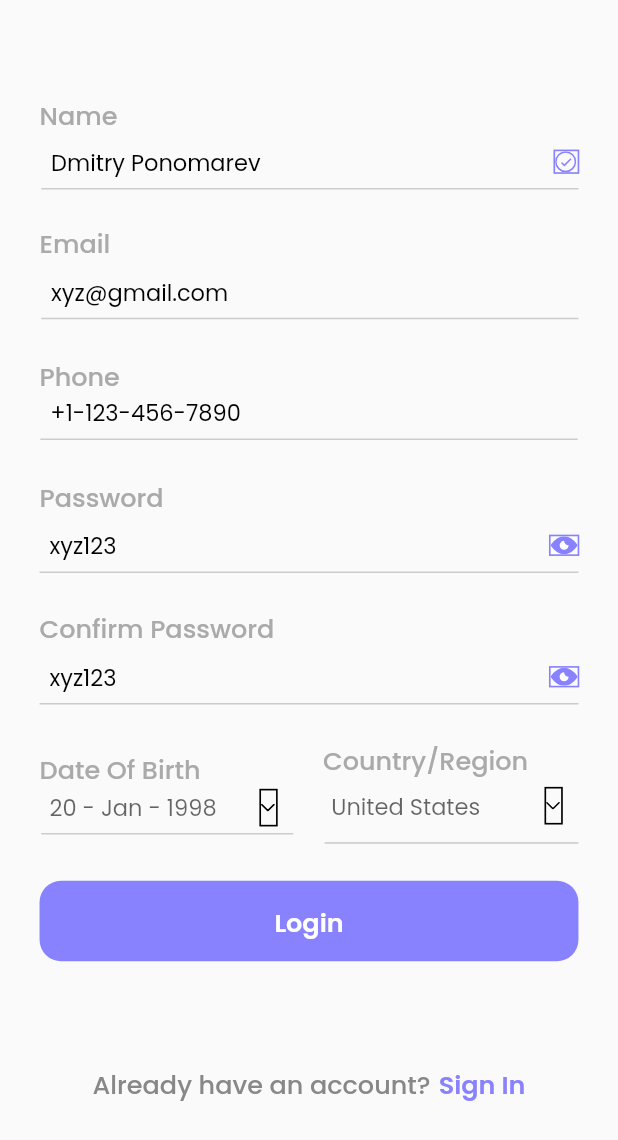
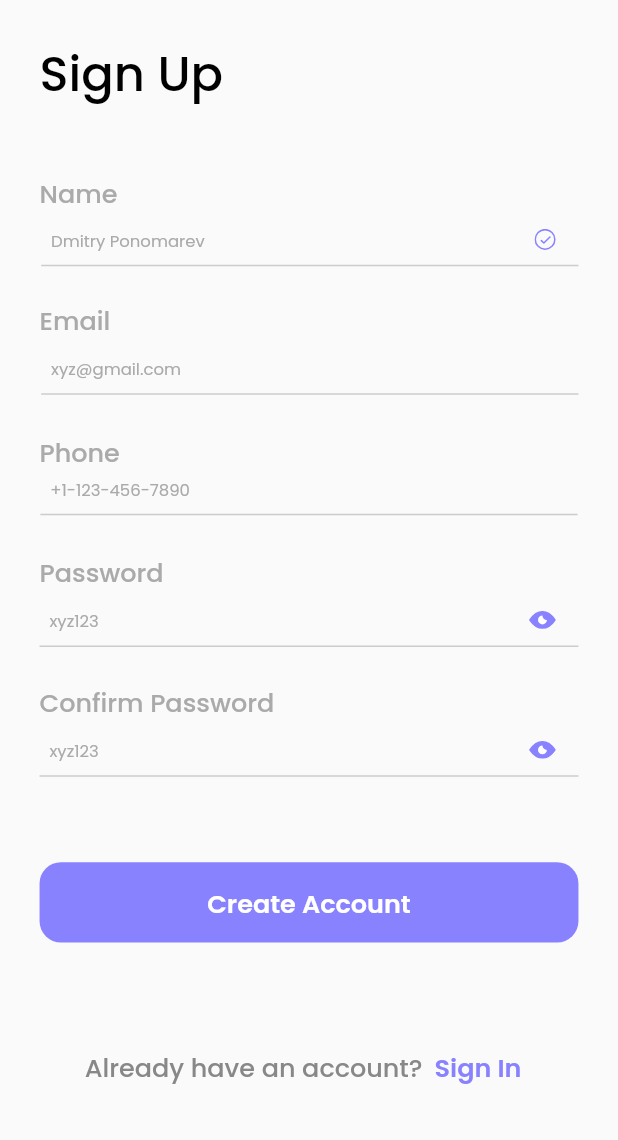
Before and after one commit to NishantSinghal19/FMA-SIH, a Flutter app: the SignUpPage screen opened by its route, on a phone screen of 412 x 824 dp. Shown: the top 1140 px of the screen. Run offline on Flutter 3.47's test engine with Material 2 defaults, Android fonts, the light colour scheme and no system bars; our stand-ins replace cached_network_image, flutter_dotenv, flutter_svg, flutter_svg_provider, google_maps_flutter, loggy and 2 more; accounts and stored records are empty.

Commit message:
Login signup UI fixes

```diff
--- a/client_app/lib/presentation/forgot_password_screen/forgot_password_screen.dart
+++ b/client_app/lib/presentation/forgot_password_screen/forgot_password_screen.dart
@@ -16,7 +16,7 @@ class ForgotPasswordScreen extends StatelessWidget {
             resizeToAvoidBottomInset: false,
             body: Container(
                 width: double.maxFinite,
-                padding: getPadding(left: 24, top: 8, right: 24, bottom: 8),
+                padding: getPadding(left: 24, top: 25, right: 24, bottom: 8),
                 child: Column(
                     mainAxisAlignment: MainAxisAlignment.start,
                     children: [
@@ -35,7 +35,7 @@ class ForgotPasswordScreen extends StatelessWidget {
                           width: getHorizontalSize(280),
                           margin: getMargin(top: 66)),
                       Padding(
-                          padding: getPadding(top: 41),
+                          padding: getPadding(top: 48),
                           child: Text("Forget Password",
                               overflow: TextOverflow.ellipsis,
                               textAlign: TextAlign.left,
--- a/client_app/lib/presentation/login_page/login_page.dart
+++ b/client_app/lib/presentation/login_page/login_page.dart
@@ -84,8 +84,6 @@ class _LoginPageState extends State<LoginPage>
                                               .imgCheckmarkIndigoA100)),
                                   suffixConstraints: BoxConstraints(
                                       maxHeight: getVerticalSize(26)),
-                                  fontStyle: TextFormFieldFontStyle
-                                      .PoppinsRegular11Gray500,
                                 ),
                                 Padding(
                                     padding: getPadding(top: 24),
@@ -115,8 +113,6 @@ class _LoginPageState extends State<LoginPage>
                                               .imgCheckmarkIndigoA100)),
                                   suffixConstraints: BoxConstraints(
                                       maxHeight: getVerticalSize(26)),
-                                  fontStyle: TextFormFieldFontStyle
-                                      .PoppinsRegular11Gray500,
                                 ),
                                 Padding(
                                     padding: getPadding(top: 24),
--- a/client_app/lib/presentation/sign_up_page/sign_up_page.dart
+++ b/client_app/lib/presentation/sign_up_page/sign_up_page.dart
@@ -1,3 +1,4 @@
+import 'package:client_app/widgets/app_bar/custom_app_bar.dart';
 import 'package:flutter/material.dart';
 import 'package:client_app/core/app_export.dart';
 import 'package:client_app/widgets/custom_button.dart';
@@ -22,17 +23,19 @@ class _SignUpPageState extends State<SignUpPage>
 
   TextEditingController frame214Controller = TextEditingController();
 
-  List<String> dropdownItemList = [
-    "Item One",
-    "Item Two",
-    "Item Three",
-  ];
+  var passwordVisible = false, confirmPasswordVisible = false;
 
-  List<String> dropdownItemList1 = [
-    "Item One",
-    "Item Two",
-    "Item Three",
-  ];
+  // List<String> dropdownItemList = [
+  //   "Item One",
+  //   "Item Two",
+  //   "Item Three",
+  // ];
+
+  // List<String> dropdownItemList1 = [
+  //   "Item One",
+  //   "Item Two",
+  //   "Item Three",
+  // ];
 
   @override
   bool get wantKeepAlive => true;
@@ -51,13 +54,20 @@ class _SignUpPageState extends State<SignUpPage>
                 Padding(
                   padding: getPadding(
                     left: 24,
-                    top: 60,
+                    top: 24,
                     right: 24,
                   ),
                   child: Column(
                     crossAxisAlignment: CrossAxisAlignment.start,
                     mainAxisAlignment: MainAxisAlignment.start,
                     children: [
+                      Text(
+                        "Sign Up",
+                        overflow: TextOverflow.ellipsis,
+                        textAlign: TextAlign.left,
+                        style: AppStyle.txtPoppinsMedium30,
+                      ),
+                      Padding(padding: getPadding(bottom: 40)),
                       Text(
                         "Name",
                         overflow: TextOverflow.ellipsis,
@@ -72,20 +82,17 @@ class _SignUpPageState extends State<SignUpPage>
                           left: 1,
                         ),
                         suffix: Container(
-                          margin: getMargin(
-                            left: 30,
-                            top: 4,
-                            bottom: 4,
-                          ),
-                          decoration: BoxDecoration(
-                            border: Border.all(
-                              color: ColorConstant.indigoA100,
-                              width: getHorizontalSize(
-                                1,
-                              ),
-                              strokeAlign: strokeAlignCenter,
-                            ),
-                          ),
+                          margin:
+                              getMargin(left: 30, top: 4, bottom: 4, right: 13),
+                          // decoration: BoxDecoration(
+                          //   border: Border.all(
+                          //     color: ColorConstant.indigoA100,
+                          //     width: getHorizontalSize(
+                          //       1,
+                          //     ),
+                          //     strokeAlign: strokeAlignCenter,
+                          //   ),
+                          // ),
                           child: CustomImageView(
                             svgPath: ImageConstant.imgCheckmarkIndigoA100,
                           ),
@@ -166,28 +173,21 @@ class _SignUpPageState extends State<SignUpPage>
                         focusNode: FocusNode(),
                         controller: frame213Controller,
                         hintText: "xyz123",
+                        isObscureText: passwordVisible,
                         margin: getMargin(
                           top: 1,
                         ),
-                        suffix: Container(
-                          margin: getMargin(
-                            left: 30,
-                            top: 5,
-                            bottom: 5,
-                          ),
-                          decoration: BoxDecoration(
-                            color: ColorConstant.whiteA700,
-                            border: Border.all(
-                              color: ColorConstant.indigoA100,
-                              width: getHorizontalSize(
-                                1,
-                              ),
-                              strokeAlign: strokeAlignCenter,
-                            ),
-                          ),
-                          child: CustomImageView(
+                        suffix: IconButton(
+                          icon: CustomImageView(
                             svgPath: ImageConstant.imgEye,
                           ),
+                          onPressed: () {
+                            setState(
+                              () {
+                                passwordVisible = !passwordVisible;
+                              },
+                            );
+                          },
                         ),
                         suffixConstraints: BoxConstraints(
                           maxHeight: getVerticalSize(
@@ -210,29 +210,23 @@ class _SignUpPageState extends State<SignUpPage>
                         focusNode: FocusNode(),
                         controller: frame214Controller,
                         hintText: "xyz123",
+                        isObscureText: confirmPasswordVisible,
                         margin: getMargin(
                           top: 1,
                         ),
                         textInputAction: TextInputAction.done,
-                        suffix: Container(
-                          margin: getMargin(
-                            left: 30,
-                            top: 5,
-                            bottom: 5,
-                          ),
-                          decoration: BoxDecoration(
-                            color: ColorConstant.whiteA700,
-                            border: Border.all(
-                              color: ColorConstant.indigoA100,
-                              width: getHorizontalSize(
-                                1,
-                              ),
-                              strokeAlign: strokeAlignCenter,
-                            ),
-                          ),
-                          child: CustomImageView(
+                        suffix: IconButton(
+                          icon: CustomImageView(
                             svgPath: ImageConstant.imgEye,
                           ),
+                          onPressed: () {
+                            setState(
+                              () {
+                                confirmPasswordVisible =
+                                    !confirmPasswordVisible;
+                              },
+                            );
+                          },
                         ),
                         suffixConstraints: BoxConstraints(
                           maxHeight: getVerticalSize(
@@ -240,142 +234,143 @@ class _SignUpPageState extends State<SignUpPage>
                           ),
                         ),
                       ),
-                      Padding(
-                        padding: getPadding(
-                          top: 23,
-                        ),
-                        child: Row(
-                          mainAxisAlignment: MainAxisAlignment.spaceBetween,
-                          children: [
-                            Container(
-                              height: getVerticalSize(
-                                52,
-                              ),
-                              width: getHorizontalSize(
-                                155,
-                              ),
-                              child: Stack(
-                                alignment: Alignment.topLeft,
-                                children: [
-                                  CustomDropDown(
-                                    width: getHorizontalSize(
-                                      153,
-                                    ),
-                                    focusNode: FocusNode(),
-                                    icon: Container(
-                                      margin: getMargin(
-                                        left: 30,
-                                        right: 10,
-                                      ),
-                                      decoration: BoxDecoration(
-                                        border: Border.all(
-                                          color: ColorConstant.black900,
-                                          width: getHorizontalSize(
-                                            1,
-                                          ),
-                                          strokeAlign: strokeAlignCenter,
-                                        ),
-                                      ),
-                                      child: CustomImageView(
-                                        svgPath:
-                                            ImageConstant.imgArrowdownBlack900,
-                                      ),
-                                    ),
-                                    hintText: "20 - Jan - 1998",
-                                    variant:
-                                        DropDownVariant.UnderLineBluegray100,
-                                    fontStyle: DropDownFontStyle
-                                        .PoppinsRegular14Black900,
-                                    alignment: Alignment.bottomCenter,
-                                    items: dropdownItemList,
-                                    onChanged: (value) {},
-                                  ),
-                                  Align(
-                                    alignment: Alignment.topLeft,
-                                    child: Text(
-                                      "Date Of Birth",
-                                      overflow: TextOverflow.ellipsis,
-                                      textAlign: TextAlign.left,
-                                      style: AppStyle.txtPoppinsMedium16,
-                                    ),
-                                  ),
-                                ],
-                              ),
-                            ),
-                            Column(
-                              crossAxisAlignment: CrossAxisAlignment.start,
-                              mainAxisAlignment: MainAxisAlignment.start,
-                              children: [
-                                Text(
-                                  "Country/Region",
-                                  overflow: TextOverflow.ellipsis,
-                                  textAlign: TextAlign.left,
-                                  style: AppStyle.txtPoppinsMedium16,
-                                ),
-                                CustomDropDown(
-                                  width: getHorizontalSize(
-                                    145,
-                                  ),
-                                  focusNode: FocusNode(),
-                                  icon: Container(
-                                    margin: getMargin(
-                                      left: 30,
-                                    ),
-                                    decoration: BoxDecoration(
-                                      border: Border.all(
-                                        color: ColorConstant.black900,
-                                        width: getHorizontalSize(
-                                          1,
-                                        ),
-                                        strokeAlign: strokeAlignCenter,
-                                      ),
-                                    ),
-                                    child: CustomImageView(
-                                      svgPath:
-                                          ImageConstant.imgArrowdownBlack900,
-                                    ),
-                                  ),
-                                  hintText: "United States",
-                                  variant: DropDownVariant.None,
-                                  fontStyle: DropDownFontStyle
-                                      .PoppinsRegular14Black900,
-                                  items: dropdownItemList1,
-                                  onChanged: (value) {},
-                                ),
-                                Padding(
-                                  padding: getPadding(
-                                    top: 6,
-                                  ),
-                                  child: SizedBox(
-                                    width: getHorizontalSize(
-                                      155,
-                                    ),
-                                    child: Divider(
-                                      height: getVerticalSize(
-                                        1,
-                                      ),
-                                      thickness: getVerticalSize(
-                                        1,
-                                      ),
-                                      color: ColorConstant.blueGray100,
-                                      indent: getHorizontalSize(
-                                        1,
-                                      ),
-                                    ),
-                                  ),
-                                ),
-                              ],
-                            ),
-                          ],
-                        ),
-                      ),
+                      // Padding(
+                      //   padding: getPadding(
+                      //     top: 23,
+                      //   ),
+                      //   child: Row(
+                      //     mainAxisAlignment: MainAxisAlignment.spaceBetween,
+                      //     children: [
+                      //       Container(
+                      //         height: getVerticalSize(
+                      //           52,
+                      //         ),
+                      //         width: getHorizontalSize(
+                      //           155,
+                      //         ),
+                      //         child: Stack(
+                      //           alignment: Alignment.topLeft,
+                      //           children: [
+                      //             CustomDropDown(
+                      //               width: getHorizontalSize(
+                      //                 153,
+                      //               ),
+                      //               focusNode: FocusNode(),
+                      //               icon: Container(
+                      //                 margin: getMargin(
+                      //                   left: 30,
+                      //                   right: 10,
+                      //                 ),
+                      //                 decoration: BoxDecoration(
+                      //                   border: Border.all(
+                      //                     color: ColorConstant.black900,
+                      //                     width: getHorizontalSize(
+                      //                       1,
+                      //                     ),
+                      //                     strokeAlign: strokeAlignCenter,
+                      //                   ),
+                      //                 ),
+                      //                 child: CustomImageView(
+                      //                   svgPath:
+                      //                       ImageConstant.imgArrowdownBlack900,
+                      //                 ),
+                      //               ),
+                      //               hintText: "20 - Jan - 1998",
+                      //               variant:
+                      //                   DropDownVariant.UnderLineBluegray100,
+                      //               fontStyle: DropDownFontStyle
+                      //                   .PoppinsRegular14Black900,
+                      //               alignment: Alignment.bottomCenter,
+                      //               items: dropdownItemList,
+                      //               onChanged: (value) {},
+                      //             ),
+                      //             Align(
+                      //               alignment: Alignment.topLeft,
+                      //               child: Text(
+                      //                 "Date Of Birth",
+                      //                 overflow: TextOverflow.ellipsis,
+                      //                 textAlign: TextAlign.left,
+                      //                 style: AppStyle.txtPoppinsMedium16,
+                      //               ),
+                      //             ),
+                      //           ],
+                      //         ),
+                      //       ),
+                      //       Column(
+                      //         crossAxisAlignment: CrossAxisAlignment.start,
+                      //         mainAxisAlignment: MainAxisAlignment.start,
+                      //         children: [
+                      //           Text(
+                      //             "Country/Region",
+                      //             overflow: TextOverflow.ellipsis,
+                      //             textAlign: TextAlign.left,
+                      //             style: AppStyle.txtPoppinsMedium16,
+                      //           ),
+                      //           CustomDropDown(
+                      //             width: getHorizontalSize(
+                      //               145,
+                      //             ),
+                      //             focusNode: FocusNode(),
+                      //             icon: Container(
+                      //               margin: getMargin(
+                      //                 left: 30,
+                      //               ),
+                      //               decoration: BoxDecoration(
+                      //                 border: Border.all(
+                      //                   color: ColorConstant.black900,
+                      //                   width: getHorizontalSize(
+                      //                     1,
+                      //                   ),
+                      //                   strokeAlign: strokeAlignCenter,
+                      //                 ),
+                      //               ),
+                      //               child: CustomImageView(
+                      //                 svgPath:
+                      //                     ImageConstant.imgArrowdownBlack900,
+                      //               ),
+                      //             ),
+                      //             hintText: "United States",
+                      //             variant: DropDownVariant.None,
+                      //             fontStyle: DropDownFontStyle
+                      //                 .PoppinsRegular14Black900,
+                      //             items: dropdownItemList1,
+                      //             onChanged: (value) {},
+                      //           ),
+                      //           Padding(
+                      //             padding: getPadding(
+                      //               top: 6,
+                      //             ),
+                      //             child: SizedBox(
+                      //               width: getHorizontalSize(
+                      //                 155,
+                      //               ),
+                      //               child: Divider(
+                      //                 height: getVerticalSize(
+                      //                   1,
+                      //                 ),
+                      //                 thickness: getVerticalSize(
+                      //                   1,
+                      //                 ),
+                      //                 color: ColorConstant.blueGray100,
+                      //                 indent: getHorizontalSize(
+                      //                   1,
+                      //                 ),
+                      //               ),
+                      //             ),
+                      //           ),
+                      //         ],
+                      //       ),
+                      //     ],
+                      //   ),
+                      // ),
+
                       CustomButton(
                         height: getVerticalSize(
                           50,
                         ),
-                        text: "Login",
+                        text: "Create Account",
                         margin: getMargin(
-                          top: 23,
+                          top: 53,
                         ),
                         shape: ButtonShape.RoundedBorder13,
                       ),
@@ -383,9 +378,9 @@ class _SignUpPageState extends State<SignUpPage>
                         alignment: Alignment.center,
                         child: Padding(
                           padding: getPadding(
-                            left: 18,
-                            top: 65,
-                            right: 18,
+                            left: 13,
+                            top: 55,
+                            right: 13,
                           ),
                           child: Row(
                             mainAxisAlignment: MainAxisAlignment.center,
@@ -398,14 +393,15 @@ class _SignUpPageState extends State<SignUpPage>
                               ),
                               Padding(
                                 padding: getPadding(
-                                  left: 5,
+                                  left: 0,
                                 ),
-                                child: Text(
-                                  "Sign In",
-                                  overflow: TextOverflow.ellipsis,
-                                  textAlign: TextAlign.left,
-                                  style: AppStyle.txtPoppinsSemiBold16,
-                                ),
+                                child: TextButton(
+                                    child: Text("Sign In",
+                                        overflow: TextOverflow.ellipsis,
+                                        textAlign: TextAlign.left,
+                                        style: AppStyle.txtPoppinsSemiBold16),
+                                    onPressed: () => Navigator.popUntil(
+                                        context, ModalRoute.withName(AppRoutes.loginPage))),
                               ),
                             ],
                           ),
--- a/client_app/lib/widgets/custom_text_form_field.dart
+++ b/client_app/lib/widgets/custom_text_form_field.dart
@@ -92,7 +92,17 @@ class CustomTextFormField extends StatelessWidget {
   _buildDecoration() {
     return InputDecoration(
       hintText: hintText ?? "",
-      hintStyle: _setFontStyle(),
+      hintStyle: TextStyle(
+          color: ColorConstant.gray500,
+          fontSize: getFontSize(
+            11,
+          ),
+          fontFamily: 'Poppins',
+          fontWeight: FontWeight.w400,
+          height: getVerticalSize(
+            1.55,
+          ),
+        ),
       border: _setBorderStyle(),
       enabledBorder: _setBorderStyle(),
       focusedBorder: _setBorderStyle(),
```
